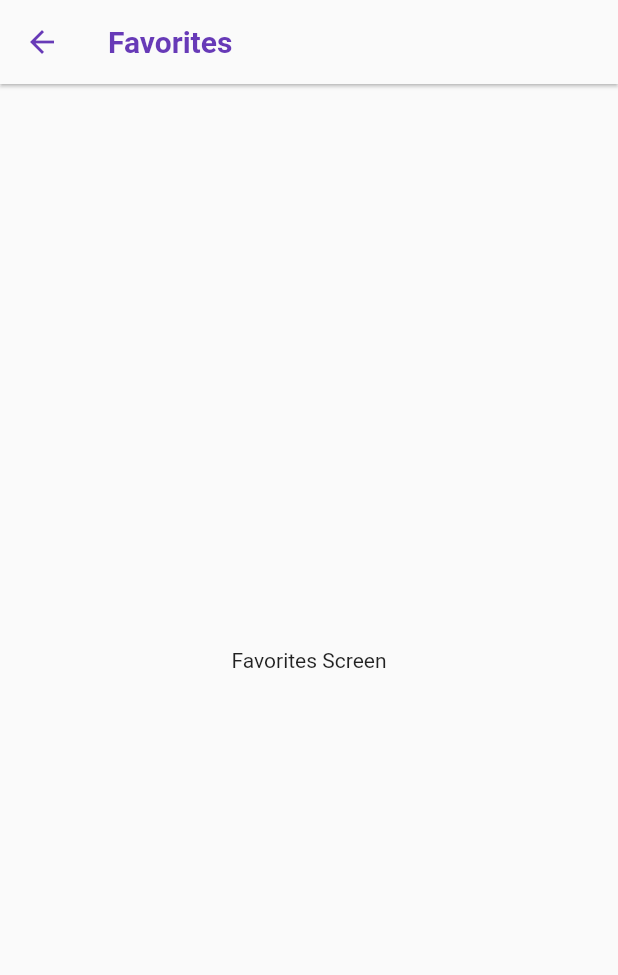
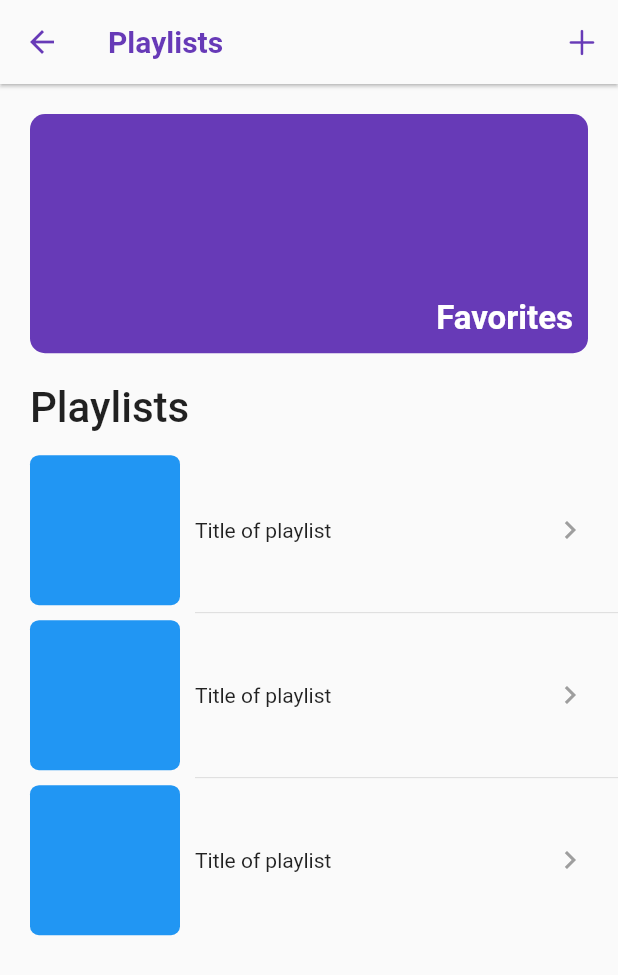
Before and after one commit to kingdennis-crypto/MusicBox, a Flutter app: the PlaylistScreen screen opened directly, on a phone screen of 412 x 824 dp. Shown: the top 975 px of the screen. Run offline on Flutter 3.47's test engine with Material 2 defaults, Android fonts, the phone set to English and light mode, and no system bars; our stand-ins replace get, sliding_up_panel; network calls fail.

Commit message:
feat: :lipstick: Added a favorites card and a few playlist cards

```diff
--- a/lib/playlist.dart
+++ b/lib/playlist.dart
@@ -1,4 +1,9 @@
+import 'package:flutter/cupertino.dart';
 import 'package:flutter/material.dart';
+import 'package:get/get.dart';
+import 'package:musicbox/components/playlist_card.dart';
+import 'package:musicbox/favorite.dart';
+import 'package:musicbox/store_controller.dart';
 
 class PlaylistScreen extends StatefulWidget {
   const PlaylistScreen({Key? key}) : super(key: key);
@@ -8,15 +13,94 @@ class PlaylistScreen extends StatefulWidget {
 }
 
 class _PlaylistScreenState extends State<PlaylistScreen> {
+  final storeController = Get.put(StoreController());
+
   @override
   Widget build(BuildContext context) {
     return Scaffold(
       appBar: AppBar(
-        title: const Text("Favorites"),
+        title: const Text("Playlists"),
+        actions: [
+          IconButton(
+            onPressed: () {},
+            icon: const Icon(CupertinoIcons.add),
+          ),
+        ],
       ),
-      body: const Center(
-        child: Text("Favorites Screen"),
+      body: SingleChildScrollView(
+        child: Column(
+          crossAxisAlignment: CrossAxisAlignment.start,
+          children: <Widget>[
+            _favoriteCard(),
+            _playlistColumn(),
+          ],
+        ),
       ),
     );
   }
+
+  Widget _favoriteCard() {
+    return Padding(
+      padding: const EdgeInsets.all(20),
+      child: AspectRatio(
+        aspectRatio: 21 / 9,
+        child: Material(
+          color: Colors.deepPurple,
+          borderRadius: BorderRadius.circular(10),
+          clipBehavior: Clip.hardEdge,
+          child: InkWell(
+            onTap: () {
+              Navigator.push(
+                context,
+                MaterialPageRoute(
+                  builder: (context) => const FavoriteScreen(),
+                ),
+              );
+            },
+            child: const Align(
+              alignment: Alignment.bottomRight,
+              child: Padding(
+                padding: EdgeInsets.all(10),
+                child: Text(
+                  "Favorites",
+                  style: TextStyle(
+                    color: Colors.white,
+                    fontSize: 22,
+                    fontWeight: FontWeight.bold,
+                  ),
+                ),
+              ),
+            ),
+          ),
+        ),
+      ),
+    );
+  }
+
+  Widget _playlistColumn() {
+    return Column(
+      crossAxisAlignment: CrossAxisAlignment.start,
+      children: const <Widget>[
+        Padding(
+          padding: EdgeInsets.symmetric(horizontal: 20.0),
+          child: Text(
+            "Playlists",
+            style: TextStyle(fontSize: 28, fontWeight: FontWeight.w500),
+          ),
+        ),
+        SizedBox(height: 10),
+        Playlist(),
+        Divider(
+          height: 0,
+          indent: 130,
+        ),
+        Playlist(),
+        Divider(
+          height: 0,
+          indent: 130,
+        ),
+        Playlist(),
+      ],
+    );
+  }
 }
```
